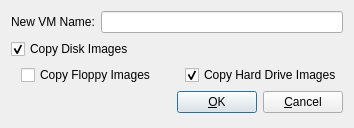
tobimensch/aqemu, file src/Copy_VM_Window.ui: the form before one commit.
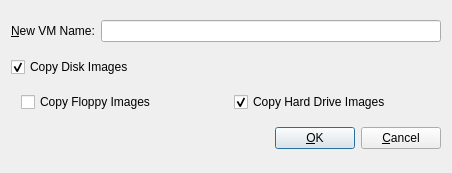
The form after the commit. Icons and pictures are not drawn.

What changed in the file:
```diff
--- a/src/Copy_VM_Window.ui
+++ b/src/Copy_VM_Window.ui
@@ -7,8 +7,8 @@
    <rect>
     <x>0</x>
     <y>0</y>
-    <width>354</width>
-    <height>128</height>
+    <width>452</width>
+    <height>173</height>
    </rect>
   </property>
   <property name="windowTitle">
@@ -22,7 +22,7 @@
    <item row="0" column="0">
     <widget class="QLabel" name="Label_Name">
      <property name="text">
-      <string>New VM Name:</string>
+      <string>&amp;New VM Name:</string>
      </property>
      <property name="buddy">
       <cstring>Edit_New_VM_Name</cstring>
```
Left out of the diff: 8 changed lines with no effect on the pictures.
